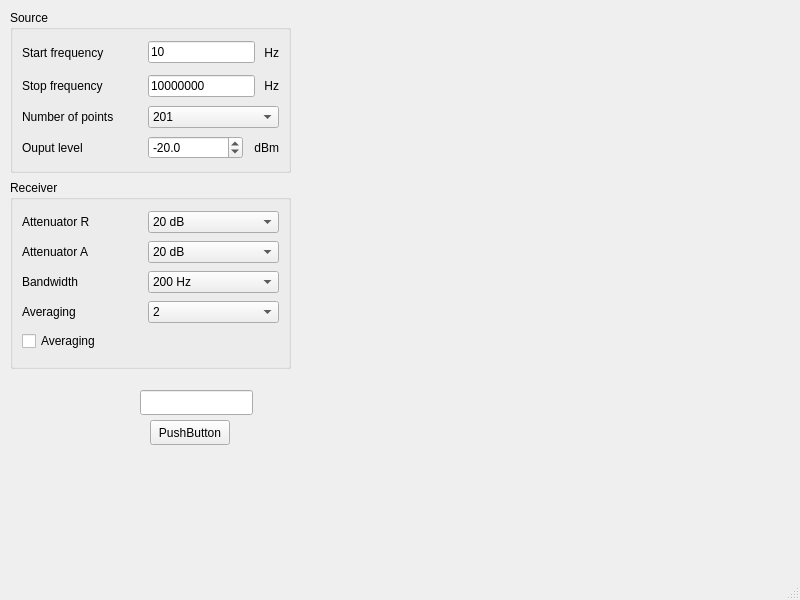
The window that mainwindow.ui (derlucae98/8751A_loop_gain_phase_gui) describes before a commit, drawn with Qt 5.
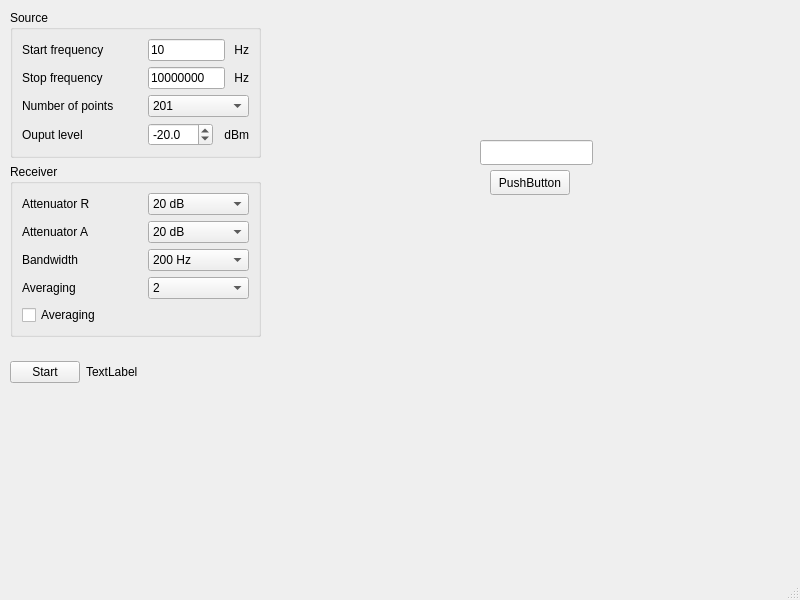
The same window after the commit.

```diff
--- a/mainwindow.ui
+++ b/mainwindow.ui
@@ -14,14 +14,46 @@
    <string>MainWindow</string>
   </property>
   <widget class="QWidget" name="centralwidget">
-   <widget class="QGroupBox" name="groupBox">
+   <widget class="QPushButton" name="pushButton">
+    <property name="geometry">
+     <rect>
+      <x>490</x>
+      <y>170</y>
+      <width>80</width>
+      <height>25</height>
+     </rect>
+    </property>
+    <property name="text">
+     <string>PushButton</string>
+    </property>
+   </widget>
+   <widget class="QLineEdit" name="lineEdit">
+    <property name="geometry">
+     <rect>
+      <x>480</x>
+      <y>140</y>
+      <width>113</width>
+      <height>25</height>
+     </rect>
+    </property>
+   </widget>
+   <widget class="QWidget" name="">
     <property name="geometry">
      <rect>
       <x>10</x>
       <y>10</y>
-      <width>281</width>
-      <height>163</height>
+      <width>253</width>
+      <height>391</height>
      </rect>
+    </property>
+    <layout class="QVBoxLayout" name="verticalLayout">
+     <item>
+      <widget class="QGroupBox" name="groupBox">
+       <property name="maximumSize">
+        <size>
+         <width>251</width>
+         <height>16777215</height>
+        </size>
     </property>
     <property name="title">
      <string>Source</string>
@@ -219,14 +251,14 @@
      </item>
     </layout>
    </widget>
+     </item>
+     <item>
    <widget class="QGroupBox" name="groupBox_2">
-    <property name="geometry">
-     <rect>
-      <x>10</x>
-      <y>180</y>
-      <width>281</width>
-      <height>189</height>
-     </rect>
+       <property name="maximumSize">
+        <size>
+         <width>251</width>
+         <height>16777215</height>
+        </size>
     </property>
     <property name="title">
      <string>Receiver</string>
@@ -436,28 +468,32 @@
      </item>
     </layout>
    </widget>
-   <widget class="QPushButton" name="pushButton">
-    <property name="geometry">
-     <rect>
-      <x>150</x>
-      <y>420</y>
-      <width>80</width>
-      <height>25</height>
-     </rect>
+     </item>
+     <item>
+      <layout class="QHBoxLayout" name="horizontalLayout_9">
+       <item>
+        <widget class="QPushButton" name="btnStart">
+         <property name="maximumSize">
+          <size>
+           <width>70</width>
+           <height>16777215</height>
+          </size>
     </property>
     <property name="text">
-     <string>PushButton</string>
-    </property>
-   </widget>
-   <widget class="QLineEdit" name="lineEdit">
-    <property name="geometry">
-     <rect>
-      <x>140</x>
-      <y>390</y>
-      <width>113</width>
-      <height>25</height>
-     </rect>
-    </property>
+          <string>Start</string>
+         </property>
+        </widget>
+       </item>
+       <item>
+        <widget class="QLabel" name="instrumentState">
+         <property name="text">
+          <string>TextLabel</string>
+         </property>
+        </widget>
+       </item>
+      </layout>
+     </item>
+    </layout>
    </widget>
   </widget>
   <widget class="QMenuBar" name="menubar">
```
Left out of the diff: 2 changed lines with no effect on the pictures. Lines whose indentation alone changed are shown as unchanged.
